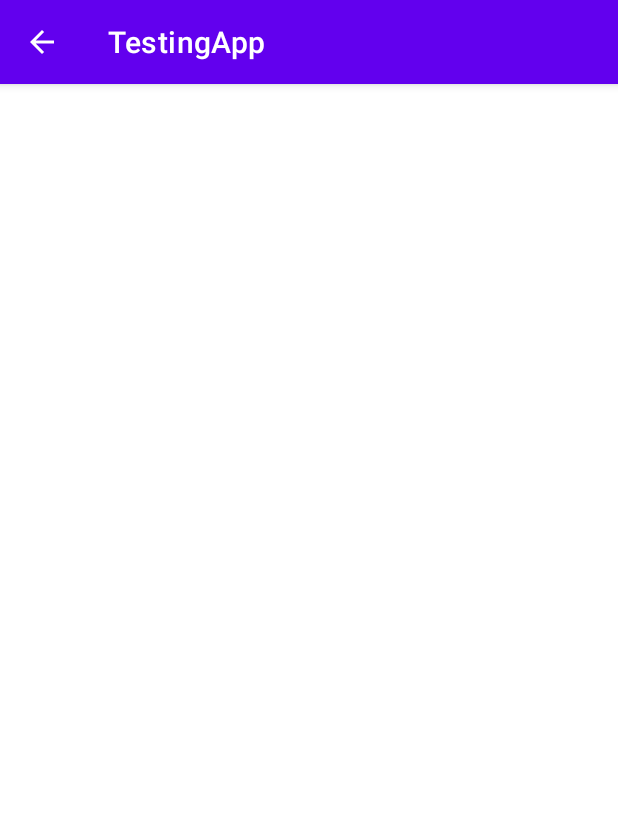
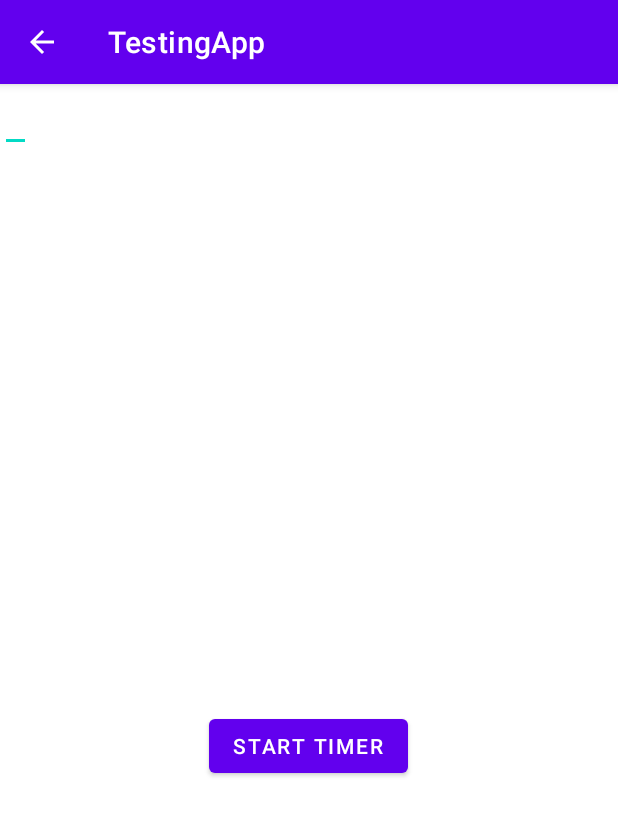
Before and after one commit to ElRichardo/Testing-library, an Android app: the CountDownTimerActivity screen opened directly, with no data from a screen before it, on a phone screen of 412 x 824 dp. Shown: the top 816 px of the screen. Run offline under Robolectric (Android 15) with nearby library versions, the phone set to English and light mode, and no system bars.

Commit message:
started making a count down timer

```diff
--- a/app/src/main/java/com/choicely/learn/testingapp/countdowntimer/CountDownTimerActivity.java
+++ b/app/src/main/java/com/choicely/learn/testingapp/countdowntimer/CountDownTimerActivity.java
@@ -1,6 +1,11 @@
 package com.choicely.learn.testingapp.countdowntimer;
 
 import android.os.Bundle;
+import android.os.CountDownTimer;
+import android.view.View;
+import android.widget.Button;
+import android.widget.TextView;
+import android.widget.Toast;
 
 import androidx.annotation.Nullable;
 import androidx.appcompat.app.AppCompatActivity;
@@ -8,9 +13,34 @@ import androidx.appcompat.app.AppCompatActivity;
 import com.choicely.learn.testingapp.R;
 
 public class CountDownTimerActivity extends AppCompatActivity {
+
+    private TextView textView;
+    private Button startButton;
+
     @Override
     protected void onCreate(@Nullable Bundle savedInstanceState) {
         super.onCreate(savedInstanceState);
         setContentView(R.layout.count_down_timer_activity);
+
+        textView = findViewById(R.id.count_down_timer_activity_numbers);
+        startButton = findViewById(R.id.count_down_timer_activity_start);
+
+        startButton.setOnClickListener(v -> {
+            startTimer();
+        });
+    }
+
+    private void startTimer() {
+        new CountDownTimer(30000, 100) {
+            @Override
+            public void onTick(long millisUntilFinished) {
+                textView.setText("seconds: " + millisUntilFinished / 1000);
+            }
+
+            @Override
+            public void onFinish() {
+                textView.setText("done");
+            }
+        }.start();
     }
 }
--- a/app/src/main/java/com/choicely/learn/testingapp/receiptsave/CameraActivity.java
+++ b/app/src/main/java/com/choicely/learn/testingapp/receiptsave/CameraActivity.java
@@ -94,6 +94,7 @@ public class CameraActivity extends AppCompatActivity {
         Log.d(TAG, "picID: " + picID);
     }
 
+    //image saving doesn't work. Length of file was 0 for some reason,´.
     private void pictureIntent() {
         String timeStamp = new SimpleDateFormat("HmmssddMMyyyy").format(new Date());
         fileName = "JPEG_" + timeStamp + "_";
--- a/app/src/main/res/layout/count_down_timer_activity.xml
+++ b/app/src/main/res/layout/count_down_timer_activity.xml
@@ -1,6 +1,32 @@
 <?xml version="1.0" encoding="utf-8"?>
-<LinearLayout xmlns:android="http://schemas.android.com/apk/res/android"
-    android:orientation="vertical" android:layout_width="match_parent"
-    android:layout_height="match_parent">
+<RelativeLayout xmlns:android="http://schemas.android.com/apk/res/android"
+    xmlns:tools="http://schemas.android.com/tools"
+    android:layout_width="match_parent"
+    android:layout_height="match_parent"
+    android:orientation="vertical">
 
-</LinearLayout>
+    <EditText
+        android:layout_width="wrap_content"
+        android:layout_height="wrap_content"
+        />
+
+    <TextView
+        android:id="@+id/count_down_timer_activity_numbers"
+        android:layout_width="wrap_content"
+        android:layout_height="wrap_content"
+        android:layout_centerHorizontal="true"
+        android:layout_centerVertical="true"
+        android:textSize="50sp"
+        tools:text="numeroita"
+        />
+
+    <Button
+        android:id="@+id/count_down_timer_activity_start"
+        android:layout_width="wrap_content"
+        android:layout_height="wrap_content"
+        android:text="Start timer"
+        android:layout_below="@id/count_down_timer_activity_numbers"
+        android:layout_centerHorizontal="true"
+        />
+
+</RelativeLayout>
```
